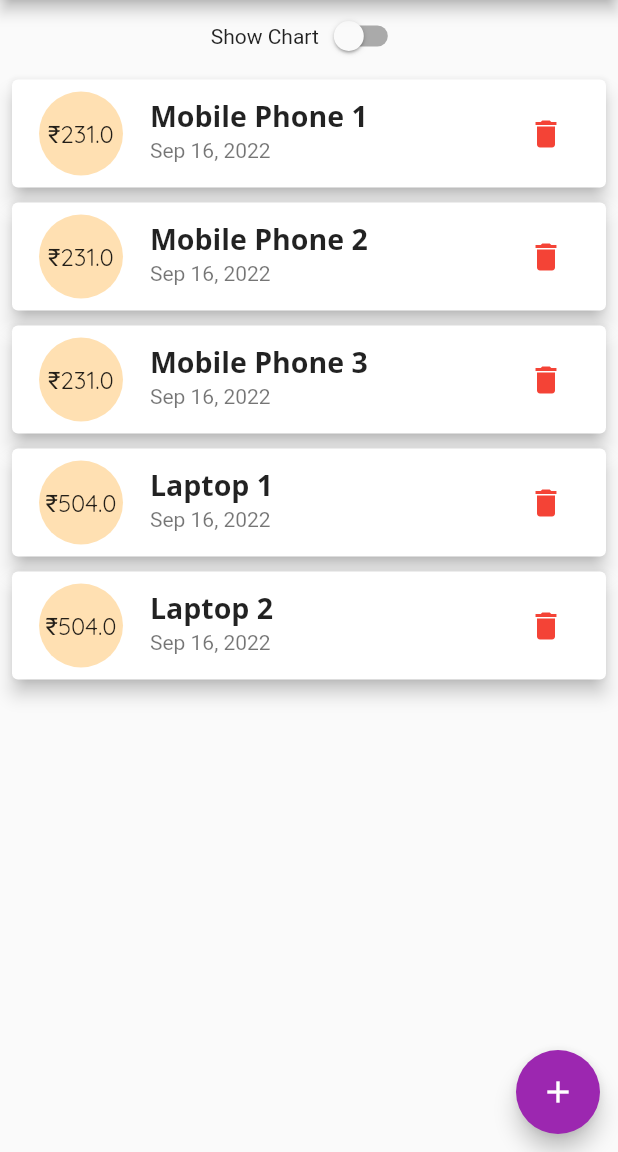
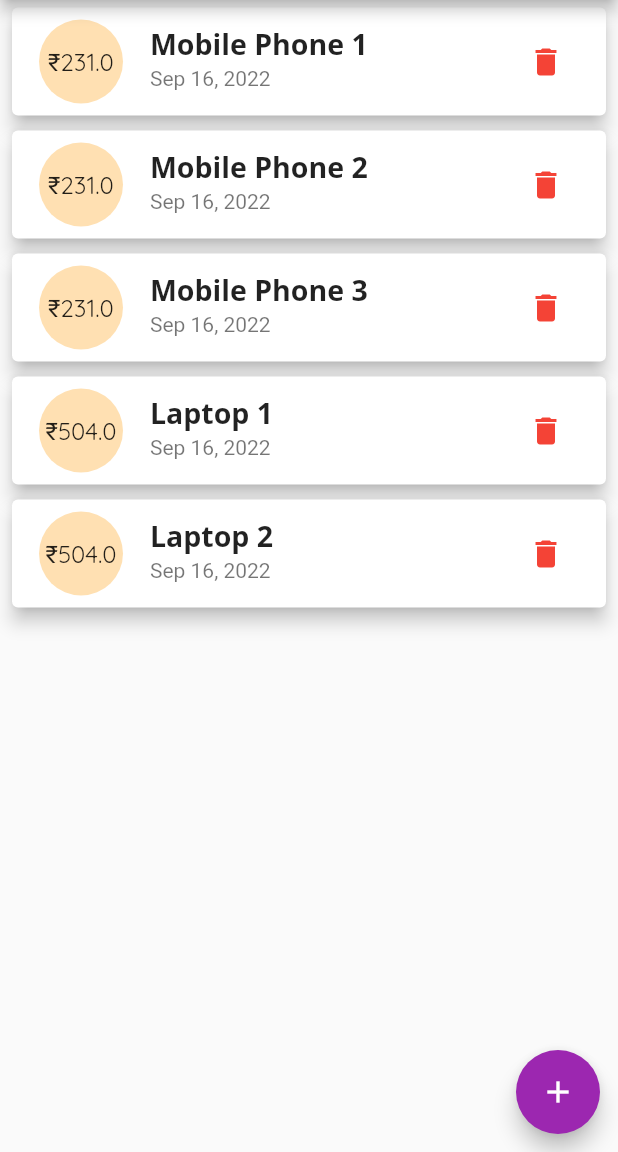
Before and after one commit to amanat-2003/money_management, a Flutter app: the screen it shows after launch, on a phone screen of 412 x 824 dp, the part 84-1236 px from its top. Run offline on Flutter 3.47's test engine with Material 2 defaults, Android fonts, the phone set to English and light mode, and no system bars.

Commit message:
lec126 completed

```diff
--- a/lib/main.dart
+++ b/lib/main.dart
@@ -188,6 +188,8 @@ class _MyHomePageState extends State<MyHomePage> {
 
   @override
   Widget build(BuildContext context) {
+    final isLandscape =
+        (MediaQuery.of(context).orientation == Orientation.landscape);
     final appBar = AppBar(
       title: Text('Flutter App', style: TextStyle(fontFamily: 'OpenSans')),
       actions: [
@@ -206,6 +208,7 @@ class _MyHomePageState extends State<MyHomePage> {
           mainAxisAlignment: MainAxisAlignment.start,
           crossAxisAlignment: CrossAxisAlignment.stretch,
           children: [
+            if (isLandscape)
               Row(
                 mainAxisAlignment: MainAxisAlignment.center,
                 children: [
@@ -224,7 +227,8 @@ class _MyHomePageState extends State<MyHomePage> {
                 ? Container(
                     height: (MediaQuery.of(context).size.height -
                             appBar.preferredSize.height -
-                            MediaQuery.of(context).padding.top) * 0.8,
+                            MediaQuery.of(context).padding.top) *
+                        0.8,
                     child: Chart(_recentTransactions),
                   )
                 : Container(
```
Lines whose indentation alone changed are shown as unchanged.
